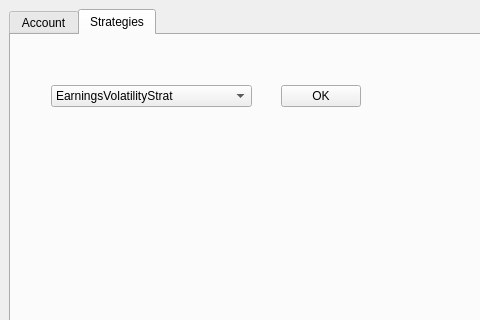
Qt form mainwindow.ui (Wilbus/tws-strategies) before a commit; both pictures show x 0 to 480 and y 0 to 320 of the 1148 by 714 pixel window.
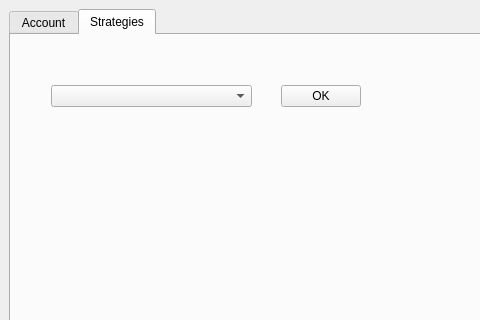
The same form after that commit. The open tabs and pages were chosen to show the change.

Patch:
```diff
--- a/mainwindow.ui
+++ b/mainwindow.ui
@@ -122,6 +122,11 @@
           <height>22</height>
          </rect>
         </property>
+        <item>
+         <property name="text">
+          <string/>
+         </property>
+        </item>
         <item>
          <property name="text">
           <string>EarningsVolatilityStrat</string>
```
Left out of the diff: 2 changed lines with no effect on the pictures.
